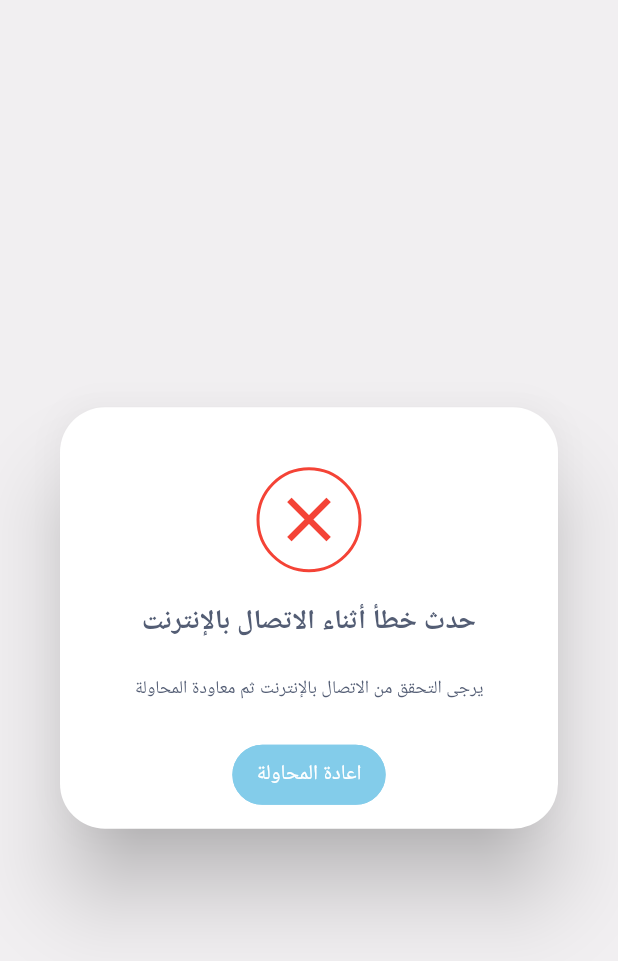
After one commit to sabreenmb/senior_project, a Flutter app: the NetworkConnection screen opened directly, on a phone screen of 412 x 824 dp. The commit adds this screen. Shown: the top 961 px of the screen. Run offline on Flutter 3.47's test engine with Material 3 defaults, Android fonts, the phone set to English and light mode, and no system bars; drawn by our look-alikes of modal_progress_hud_nsn; our stand-ins replace barcode_widget, cached_network_image, carousel_slider, cloud_firestore, connectivity_plus, dropdown_button2 and 12 more; accounts and stored records are empty; Roboto replaces fonts that are missing (Almarai); project files that could hold a hidden picture were left out.

Commit message:
SABREEN  net

```diff
--- a/lib/constant.dart
+++ b/lib/constant.dart
@@ -34,6 +34,8 @@ NavigationDestinationLabelBehavior labelBehavior =
 //todo move to coommen var
 List<enteredUserInfo> allUsers = [];
 bool isLoading = false;
+
+bool isConnected = false;
 List<OfferInfo> recommendedOffers = [];
 //todo move to coommen var
 List<String> Categories = [
@@ -347,10 +349,11 @@ bool getValidity(String time) {
 }
 var connectivityResult =  (Connectivity().checkConnectivity());
 
-Future<void> network() async {
+Future<bool> network() async {
   final connectivityResult =
       await Connectivity().checkConnectivity();
   isOffline= (connectivityResult[0] == ConnectivityResult.none);
+  return isOffline;
 }
 bool getValidityF(String time) {
   DateTime expiryDate = DateTime.parse(time);
--- /dev/null
+++ b/lib/widgets/network.dart
@@ -0,0 +1,131 @@
+import 'package:firebase_auth/firebase_auth.dart';
+import 'package:flutter/cupertino.dart';
+import 'package:flutter/material.dart';
+import 'package:modal_progress_hud_nsn/modal_progress_hud_nsn.dart';
+
+import '../appSetup.dart';
+import '../constant.dart';
+import '../interface/LaunchScreen.dart';
+import '../theme.dart';
+
+class NetworkConnection extends StatefulWidget {
+  const NetworkConnection({super.key});
+
+  @override
+  State<NetworkConnection> createState() => _NetworkConnectionState();
+}
+
+class _NetworkConnectionState extends State<NetworkConnection> {
+  @override
+  Widget build(BuildContext context) {
+    return WillPopScope(
+        onWillPop: () async => false,
+        child: Scaffold(
+          backgroundColor: CustomColors.BackgroundColor,
+          body: ModalProgressHUD(
+            color: Colors.black,
+            opacity: 0.5,
+            progressIndicator: loadingFunction(context, false),
+            inAsyncCall: isLoading,
+            child: AlertDialog(
+              titlePadding: EdgeInsets.zero,
+              contentPadding: EdgeInsets.fromLTRB(12, 30, 12, 12),
+              insetPadding:
+                  const EdgeInsets.symmetric(horizontal: 40.0, vertical: 24.0),
+              shape: RoundedRectangleBorder(
+                borderRadius: BorderRadius.circular(30),
+              ),
+              content: SizedBox(
+                width: MediaQuery.of(context).size.width,
+                child: Column(
+                  mainAxisSize: MainAxisSize.min,
+                  mainAxisAlignment: MainAxisAlignment.center,
+                  children: [
+                    SizedBox(
+                      height: 10,
+                    ),
+                    Container(
+                      decoration: BoxDecoration(
+                        shape: BoxShape.circle,
+                        border: Border.all(color: Colors.red, width: 2),
+                      ),
+                      child: Padding(
+                        padding: const EdgeInsets.all(8.0),
+                        child: Icon(
+                          Icons.close,
+                          size: 50,
+                          color: Colors.red,
+                        ),
+                      ),
+                    ),
+                    Padding(
+                      padding: const EdgeInsets.symmetric(vertical: 20),
+                      child: Text(
+                        'حدث خطأ أثناء الاتصال بالإنترنت',
+                        style: TextStyles.heading1D,
+                        textAlign: TextAlign.center,
+                      ),
+                    ),
+                    Text(
+                      'يرجى التحقق من الاتصال بالإنترنت ثم معاودة المحاولة',
+                      textAlign: TextAlign.center,
+                      style: TextStyles.text2,
+                    ),
+                    const SizedBox(height: 24),
+                    Padding(
+                      padding: const EdgeInsets.symmetric(horizontal: 6),
+                      child: ElevatedButton(
+                        onPressed: () async {
+                          setState(() {
+                            isLoading = true;
+                          });
+                          Future.delayed(const Duration(seconds: 2))
+                              .then((_) async {
+                            await network();
+                            if (isOffline) {
+                              setState(() {
+                                isLoading = false;
+                              });
+                            } else {
+                                // final user = FirebaseAuth.instance.currentUser;
+                                // if (user != null) {
+                                //   await Setup.loadUserData(
+                                //       user.email.toString());
+                                //   await Setup().Build();
+                                //   Setup().Build2();
+                                // }
+                                isLoading = false;
+                                Navigator.pop(context);
+                                // await Navigator.pushReplacement(
+                                //   context,
+                                //   MaterialPageRoute(
+                                //       builder: (context) =>
+                                //           const LaunchScreen()));
+                            }
+                          });
+
+                          // Add your logic here
+                        },
+                        style: ElevatedButton.styleFrom(
+                          minimumSize: const Size(100, 40),
+                          backgroundColor: CustomColors.lightBlue,
+                          side: BorderSide(
+                              color: CustomColors.lightBlue, width: 1),
+                          elevation: 0.0,
+                          shape: RoundedRectangleBorder(
+                              borderRadius: BorderRadius.circular(20)),
+                        ),
+                        child: Text(
+                          'اعادة المحاولة',
+                          style: TextStyle(color: CustomColors.white),
+                        ),
+                      ),
+                    ),
+                  ],
+                ),
+              ),
+            ),
+          ),
+        ));
+  }
+}
--- a/pubspec.yaml
+++ b/pubspec.yaml
@@ -64,6 +64,7 @@ dependencies:
   barcode_widget: ^2.0.0
   flutter_rating_bar: ^4.0.1
   connectivity_plus: ^6.0.2
+  flutter_secure_storage: ^9.0.0
 
 dev_dependencies:
   flutter_test:
```
Also changed, not shown: lib/appSetup.dart (+6 -6 lines), lib/interface/login_screen.dart (+11 -3 lines), lib/widgets/commonWidgets.dart (+91 -123 lines), pubspec.lock.
